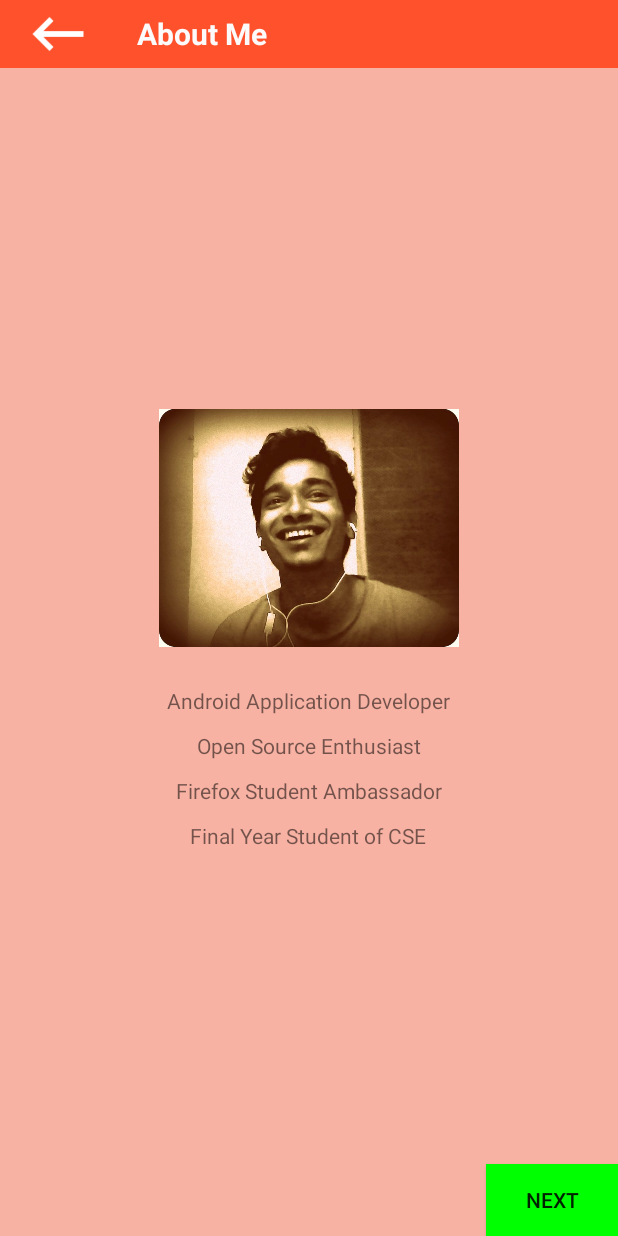
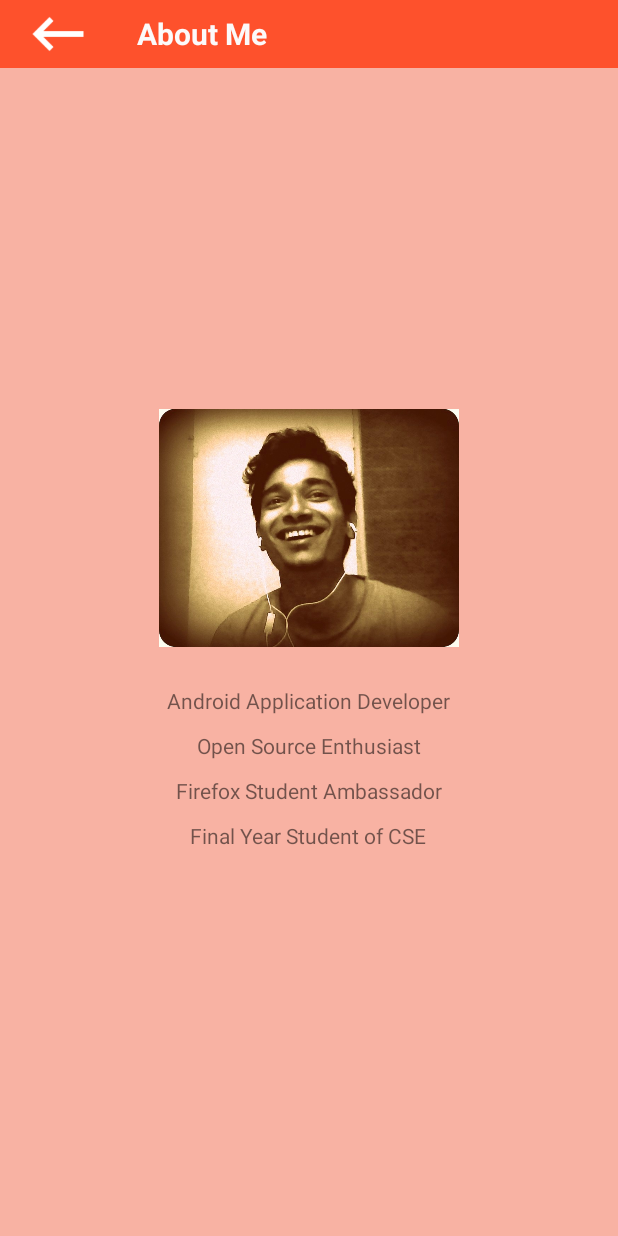
Before and after one commit to technoAri/AriItsMe, an Android app: the AboutMeActivity screen opened directly, with no data from a screen before it, on a phone screen of 412 x 824 dp. Run offline under Robolectric (Android 15) with nearby library versions, the phone set to English and light mode, and no system bars.

Commit message:
modified about me layout

```diff
--- a/app/src/main/java/com/example/hppc/ariitsme/Activities/AboutMeActivity.java
+++ b/app/src/main/java/com/example/hppc/ariitsme/Activities/AboutMeActivity.java
@@ -27,7 +27,7 @@ public class AboutMeActivity extends AppCompatActivity {
         setSupportActionBar(toolbar);
         getSupportActionBar().setTitle(null);
 
-        abutMeNextBtn = (Button) findViewById(R.id.AboutMeNxtBtn);
+        //abutMeNextBtn = (Button) findViewById(R.id.AboutMeNxtBtn);
 //        abutMeNextBtn.setOnClickListener(new View.OnClickListener() {
 //            @Override
 //            public void onClick(View v) {
--- a/app/src/main/res/layout/activity_about_me.xml
+++ b/app/src/main/res/layout/activity_about_me.xml
@@ -46,13 +46,4 @@
             android:layout_margin="5dp" />
     </LinearLayout>
 
-    <Button
-        android:id="@+id/AboutMeNxtBtn"
-        android:layout_width="wrap_content"
-        android:layout_height="wrap_content"
-        android:layout_alignParentBottom="true"
-        android:layout_alignParentEnd="true"
-        android:text="NEXT"
-        android:background="#00FF00"/>
-
 </RelativeLayout>
```
